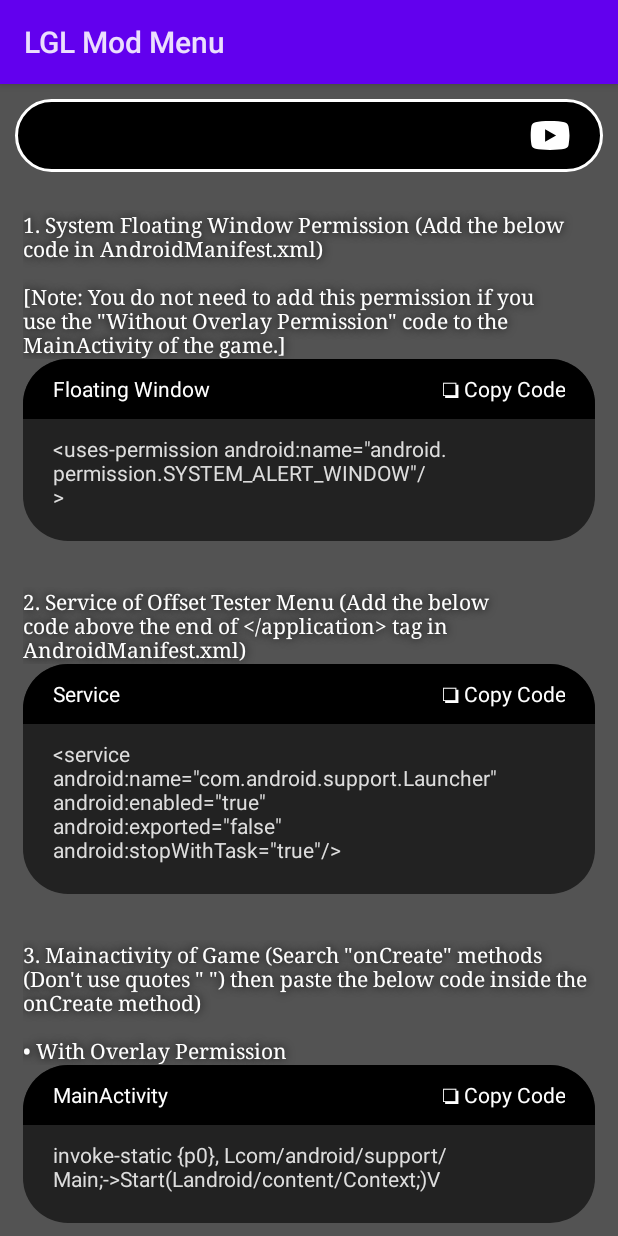
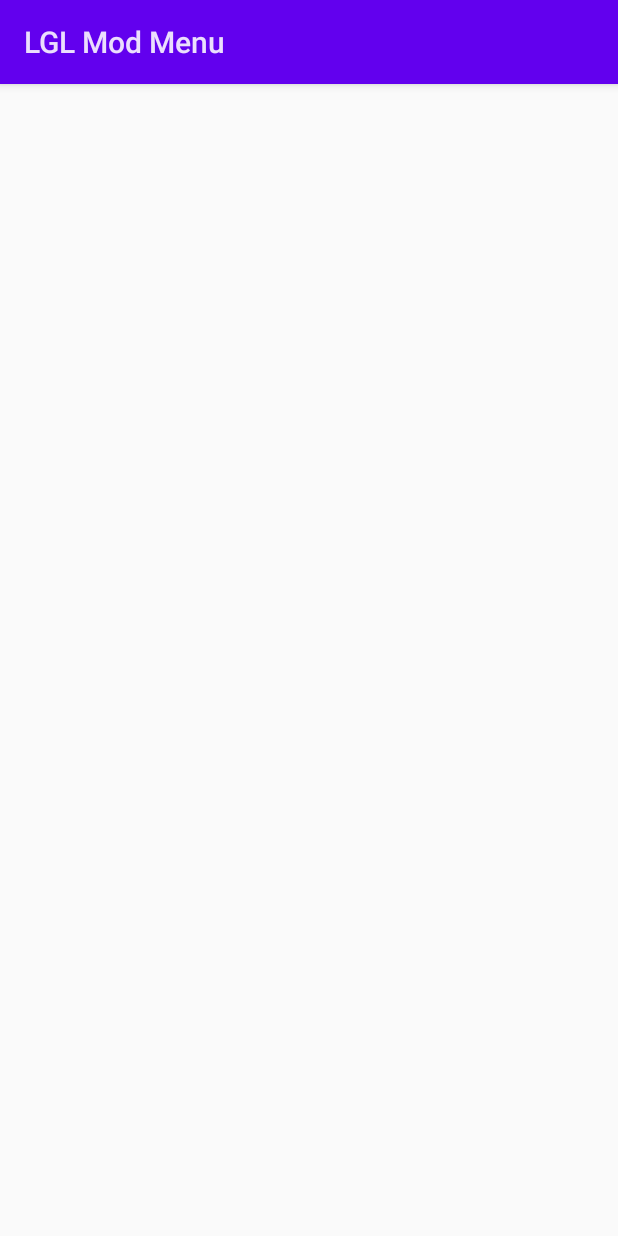
Before and after one commit to FlutterGenerator/Aimbot-Esp-Polyfield, an Android app: the screen it shows after launch (MainActivity), on a phone screen of 412 x 824 dp. Run offline under Robolectric (Android 15) with nearby library versions, the light colour scheme and no system bars; 7 statements that could not run were skipped.

Commit message:
Update MainActivity.java

```diff
--- a/app/src/main/java/com/android/support/MainActivity.java
+++ b/app/src/main/java/com/android/support/MainActivity.java
@@ -1,120 +1,47 @@
 package com.android.support;
 
 import android.app.Activity;
-import android.content.ClipData;
-import android.content.ClipboardManager;
-import android.content.Context;
 import android.content.Intent;
-import android.net.Uri;
 import android.os.Bundle;
-import android.os.Handler;
-import android.os.Looper;
 import android.util.Log;
-import android.view.View;
-import android.view.View.OnClickListener;
-import android.widget.ImageView;
-import android.widget.LinearLayout;
-import android.widget.TextView;
-import android.widget.Toast;
 
 public class MainActivity extends Activity {
 
-	// Game activity class name.
+	//Only if you have changed MainActivity to yours and you wanna call game's activity.
 	public String GameActivity = "com.unity3d.player.UnityPlayerActivity";
 	public boolean hasLaunched = false;
 
+	//To call onCreate, please refer to README.md
 	@Override
 	protected void onCreate(Bundle savedInstanceState) {
 		super.onCreate(savedInstanceState);
-		setContentView(R.layout.activity_main);
+		/*Thread.setDefaultUncaughtExceptionHandler(
+		 new Thread.UncaughtExceptionHandler() {
+		 @Override
+		 public void uncaughtException(Thread thread, Throwable e) {
+		 Log.e("AppCrash", "Error just lunched ");
+		 }
+		 });*/
 
-		// YouTube tutorial click handler
-		ImageView img_yttutorial = findViewById(R.id.img_yttutorial);
-		img_yttutorial.setOnClickListener(new OnClickListener() {
-			@Override
-			public void onClick(View p1) {
-				Intent intent = new Intent("android.intent.action.VIEW");
-				intent.setData(Uri.parse("https://www.youtube.com/@PuruliaCheatz"));
-				startActivity(intent);
-			}
-		});
-
-		// Handling layouts and code snippets
-		LinearLayout[] linearLayoutArr = new LinearLayout[] { findViewById(R.id.layout1), findViewById(R.id.layout2),
-				findViewById(R.id.layout3), findViewById(R.id.layout4) };
-
-		for (int i = 0; i < 4; i++) {
-			TextView subTitle = linearLayoutArr[i].findViewById(R.id.subtitle);
-			TextView headingText = linearLayoutArr[i].findViewById(R.id.textheading);
-			final TextView textCode = linearLayoutArr[i].findViewById(R.id.textcode);
-			final TextView btnCopy = linearLayoutArr[i].findViewById(R.id.btncopy);
-
-			switch (i) {
-			case 0:
-				subTitle.setText(
-						"1. System Floating Window Permission (Add the below code in AndroidManifest.xml)\n\n[Note: You do not need to add this permission if you use the \"Without Overlay Permission\" code to the MainActivity of the game.]");
-				headingText.setText("Floating Window");
-				textCode.setText("<uses-permission android:name=\"android.permission.SYSTEM_ALERT_WINDOW\"/>");
-				break;
-			case 1:
-				subTitle.setText(
-						"2. Service of Offset Tester Menu (Add the below code above the end of </application> tag in AndroidManifest.xml)");
-				headingText.setText("Service");
-				textCode.setText(
-						"<service\nandroid:name=\"com.android.support.Launcher\"\nandroid:enabled=\"true\"\nandroid:exported=\"false\"\nandroid:stopWithTask=\"true\"/>");
-				break;
-			case 2:
-				subTitle.setText(
-						"3. Mainactivity of Game (Search \"onCreate\" methods (Don't use quotes \" \") then paste the below code inside the onCreate method)\n\n• With Overlay Permission");
-				headingText.setText("MainActivity");
-				textCode.setText("invoke-static {p0}, Lcom/android/support/Main;->Start(Landroid/content/Context;)V");
-				break;
-			case 3:
-				subTitle.setText("• Without Overlay Permission");
-				headingText.setText("MainActivity");
-				textCode.setText(
-						"invoke-static {p0}, Lcom/android/support/Main;->StartWithoutPermission(Landroid/content/Context;)V");
-				break;
-			default:
-				break;
-			}
-
-			// Handle copy button click
-			btnCopy.setOnClickListener(new OnClickListener() {
-				@Override
-				public void onClick(View p1) {
-					ClipboardManager clipboard = (ClipboardManager) getSystemService(Context.CLIPBOARD_SERVICE);
-					ClipData clip = ClipData.newPlainText(null, textCode.getText());
-					clipboard.setPrimaryClip(clip);
-
-					btnCopy.setText("✓ Copied!");
-					new Handler(Looper.getMainLooper()).postDelayed(new Runnable() {
-						@Override
-						public void run() {
-							btnCopy.setText("❏ Copy Code");
-						}
-					}, 2000);
-				}
-			});
-		}
-
-		// Launch the game activity
+		//To launch game activity
 		if (!hasLaunched) {
 			try {
+				//Start service
 				hasLaunched = true;
-				Intent gameIntent = new Intent(MainActivity.this, Class.forName(GameActivity));
-				startActivity(gameIntent);
+				//Launch mod menu.
+				MainActivity.this
+						.startActivity(new Intent(MainActivity.this, Class.forName(MainActivity.this.GameActivity)));
 				Main.Start(this);
-				return; // Prevent further execution
+				return;
 			} catch (ClassNotFoundException e) {
 				Log.e("Mod_menu", "Error. Game's main activity does not exist");
-				// Provide feedback to user if game activity is not found
-				Toast.makeText(MainActivity.this, "Error: Game's main activity does not exist", Toast.LENGTH_LONG)
-						.show();
+				//Uncomment this if you are following METHOD 2 to launch menu
+				//Toast.makeText(MainActivity.this, "Error. Game's main activity does not exist", Toast.LENGTH_LONG).show();
 			}
 		}
 
-		// Fallback to mod menu if the game activity is not found
+		//Launch mod menu.
 		Main.StartWithoutPermission(this);
+		//Main.Start(this);
 	}
 }
```
